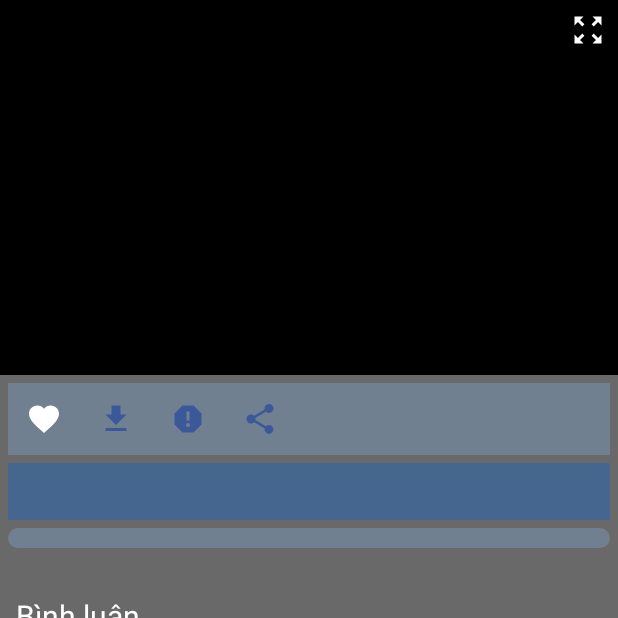
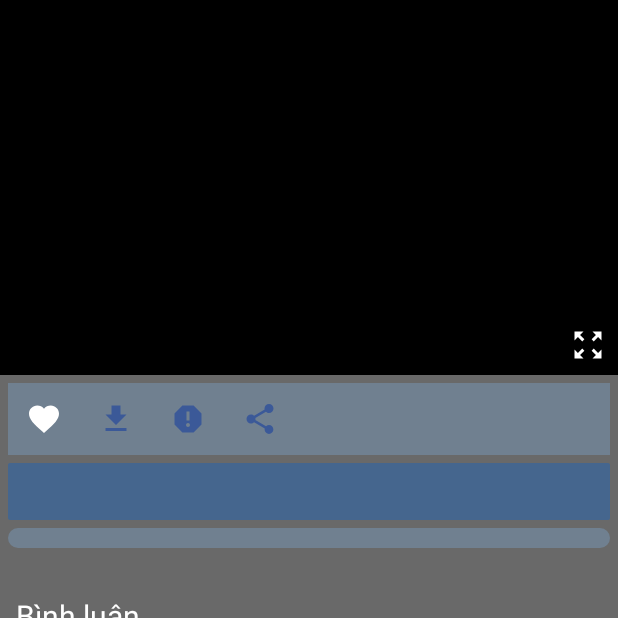
Before and after one commit to ThanhHai2911/Nhom6, an Android app: the XemPhimActivity screen opened directly, with no data from a screen before it, on a phone screen of 412 x 824 dp, the top half of it. Run offline under Robolectric (Android 15) with nearby library versions, the light colour scheme and no system bars; our stand-ins replace Firebase (no records; nobody signed in at launch, a user with empty details on screens opened directly); 1 statement that could not run was skipped.

Commit message:
fix loi nho

```diff
--- a/app/src/main/java/com/example/xemphim/activity/ChiTietActivity.java
+++ b/app/src/main/java/com/example/xemphim/activity/ChiTietActivity.java
@@ -310,6 +310,7 @@ public class ChiTietActivity extends AppCompatActivity {
 
                         binding.progressBar.setVisibility(View.GONE);
                         binding.scvChitiet.setVisibility(View.VISIBLE);
+                        binding.imageViewthumburl.requestLayout();
                     } else {
                         Toast.makeText(ChiTietActivity.this, "Không có tập phim nào", Toast.LENGTH_SHORT).show();
                     }
--- a/app/src/main/java/com/example/xemphim/activity/XemPhimActivity.java
+++ b/app/src/main/java/com/example/xemphim/activity/XemPhimActivity.java
@@ -120,7 +120,6 @@ public class XemPhimActivity extends AppCompatActivity {
         initializePlayer();
         // Thiết lập sự kiện cho nút toàn màn hình
         movieSlug = getIntent().getStringExtra("slug");
-
         btnFullScreen.setOnClickListener(v -> toggleFullScreen());
         apiService = ApiClient.getClient().create(ApiService.class);
         loadMovieDetails();
@@ -137,14 +136,11 @@ public class XemPhimActivity extends AppCompatActivity {
                 Toast.makeText(XemPhimActivity.this, "Liên kết phim không hợp lệ!", Toast.LENGTH_SHORT).show();
             }
         });
-
     }
-
     private void addToFavorites() {
         // Lấy thông tin cần thiết
         String userId = idUser; // ID của người dùng hiện tại
         String movieSlug = this.movieSlug; // Slug của phim
-
         // Tham chiếu đến bảng Favorite
         DatabaseReference favoritesRef = FirebaseDatabase.getInstance().getReference("Favorite");
 
--- a/app/src/main/res/layout/activity_chitietphim.xml
+++ b/app/src/main/res/layout/activity_chitietphim.xml
@@ -19,13 +19,14 @@
             android:layout_width="match_parent"
             android:layout_height="wrap_content"
             android:orientation="vertical"
-            android:visibility="gone">
+            android:visibility="invisible">
 
             <ImageView
                 android:id="@+id/imageViewthumburl"
                 android:layout_width="wrap_content"
                 android:layout_height="242dp"
                 android:scaleType="centerCrop"
+                android:adjustViewBounds="true"
                 android:src="@drawable/thumb_url" />
 
             <LinearLayout
--- a/app/src/main/res/layout/activity_xemphim.xml
+++ b/app/src/main/res/layout/activity_xemphim.xml
@@ -17,7 +17,7 @@
             android:id="@+id/btnFullScreen"
             android:layout_width="wrap_content"
             android:layout_height="wrap_content"
-            android:layout_gravity="end|top"
+            android:layout_gravity="end|bottom"
             android:layout_margin="8dp"
             android:background="?android:selectableItemBackgroundBorderless"
             android:text="@string/fullscreen"
```
